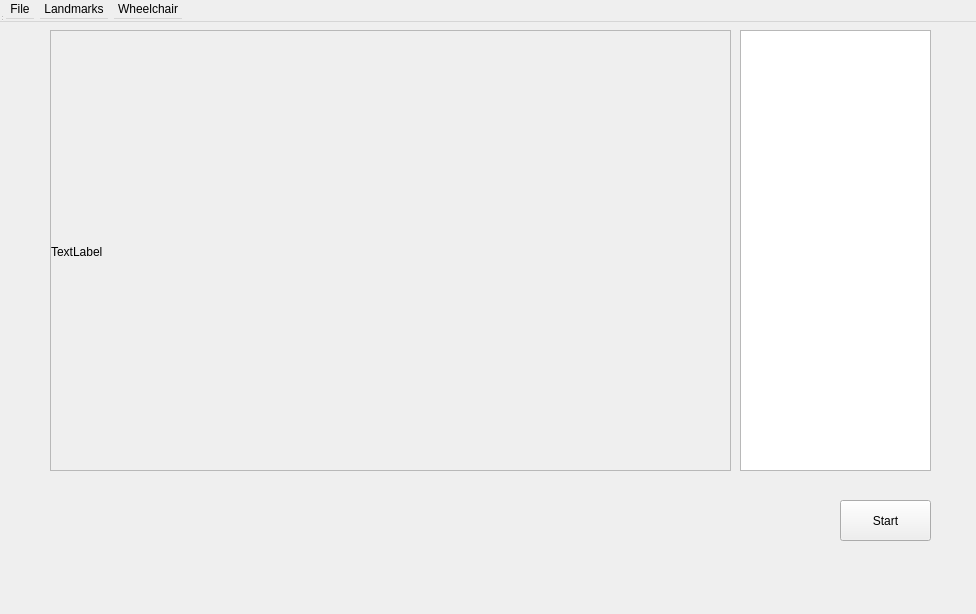
Old version of the form src/wheelchair_plugin/mainwindow.ui in the repository joaorpsgomes/wheelchair_plugin.
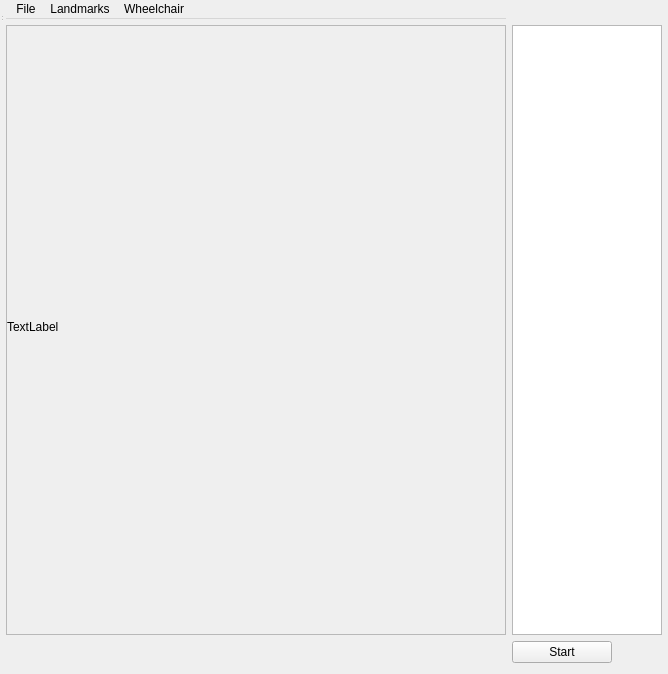
New version of the form.

Commit message: Window Resizable closes #9

The edit to the form file:
```diff
--- a/src/wheelchair_plugin/mainwindow.ui
+++ b/src/wheelchair_plugin/mainwindow.ui
@@ -2,112 +2,173 @@
 <ui version="4.0">
  <class>MainWindow</class>
  <widget class="QWidget" name="MainWindow">
+  <property name="enabled">
+   <bool>true</bool>
+  </property>
   <property name="geometry">
    <rect>
     <x>0</x>
     <y>0</y>
-    <width>976</width>
-    <height>614</height>
+    <width>668</width>
+    <height>674</height>
    </rect>
   </property>
+  <property name="sizePolicy">
+   <sizepolicy hsizetype="Expanding" vsizetype="Expanding">
+    <horstretch>0</horstretch>
+    <verstretch>0</verstretch>
+   </sizepolicy>
+  </property>
   <property name="windowTitle">
    <string>MainWindow</string>
   </property>
-  <widget class="QWidget" name="centralwidget">
-   <widget class="QScrollArea" name="scrollArea">
-    <property name="geometry">
-     <rect>
-      <x>50</x>
-      <y>30</y>
-      <width>681</width>
-      <height>441</height>
-     </rect>
-    </property>
-    <property name="widgetResizable">
-     <bool>true</bool>
-    </property>
-    <widget class="QWidget" name="scrollAreaWidgetContents">
-     <property name="geometry">
-      <rect>
-       <x>0</x>
-       <y>0</y>
-       <width>679</width>
-       <height>439</height>
-      </rect>
+  <layout class="QGridLayout" name="gridLayout">
+   <property name="leftMargin">
+    <number>6</number>
+   </property>
+   <property name="topMargin">
+    <number>0</number>
+   </property>
+   <property name="rightMargin">
+    <number>6</number>
+   </property>
+   <item row="0" column="0">
+    <widget class="QMenuBar" name="menubar">
+     <widget class="QMenu" name="menuasd">
+      <property name="title">
+       <string>File</string>
+      </property>
+      <addaction name="actionsd"/>
+      <addaction name="actionOpen_Landmarks"/>
+     </widget>
+     <widget class="QMenu" name="menuLandmarks">
+      <property name="title">
+       <string>Landmarks</string>
+      </property>
+      <addaction name="actionAdd_Landmark"/>
+      <addaction name="actionDelete_Landmark"/>
+     </widget>
+     <widget class="QMenu" name="menuWheelchair">
+      <property name="title">
+       <string>Wheelchair</string>
+      </property>
+      <addaction name="actionSet_Wheelchair_Pose"/>
+     </widget>
+     <addaction name="menuasd"/>
+     <addaction name="menuLandmarks"/>
+     <addaction name="menuWheelchair"/>
+    </widget>
+   </item>
+   <item row="2" column="1">
+    <widget class="QListView" name="List_points">
+     <property name="sizePolicy">
+      <sizepolicy hsizetype="Expanding" vsizetype="Expanding">
+       <horstretch>0</horstretch>
+       <verstretch>0</verstretch>
+      </sizepolicy>
      </property>
-     <widget class="QLabel" name="label_Map_image">
+     <property name="minimumSize">
+      <size>
+       <width>150</width>
+       <height>500</height>
+      </size>
+     </property>
+     <property name="maximumSize">
+      <size>
+       <width>150</width>
+       <height>16777215</height>
+      </size>
+     </property>
+    </widget>
+   </item>
+   <item row="2" column="0">
+    <widget class="QScrollArea" name="scrollArea">
+     <property name="minimumSize">
+      <size>
+       <width>500</width>
+       <height>500</height>
+      </size>
+     </property>
+     <property name="widgetResizable">
+      <bool>true</bool>
+     </property>
+     <widget class="QWidget" name="scrollAreaWidgetContents_8">
       <property name="geometry">
        <rect>
         <x>0</x>
         <y>0</y>
-        <width>681</width>
-        <height>441</height>
+        <width>498</width>
+        <height>604</height>
        </rect>
       </property>
-      <property name="text">
-       <string>TextLabel</string>
-      </property>
+      <widget class="QLabel" name="label_Map_image">
+       <property name="geometry">
+        <rect>
+         <x>0</x>
+         <y>0</y>
+         <width>501</width>
+         <height>601</height>
+        </rect>
+       </property>
+       <property name="sizePolicy">
+        <sizepolicy hsizetype="Preferred" vsizetype="Preferred">
+         <horstretch>0</horstretch>
+         <verstretch>0</verstretch>
+        </sizepolicy>
+       </property>
+       <property name="minimumSize">
+        <size>
+         <width>0</width>
+         <height>0</height>
+        </size>
+       </property>
+       <property name="text">
+        <string>TextLabel</string>
+       </property>
+      </widget>
      </widget>
     </widget>
-   </widget>
-   <widget class="QListWidget" name="List_points">
-    <property name="geometry">
-     <rect>
-      <x>740</x>
-      <y>30</y>
-      <width>191</width>
-      <height>441</height>
-     </rect>
-    </property>
-   </widget>
-   <widget class="QPushButton" name="Button_Start">
-    <property name="geometry">
-     <rect>
-      <x>840</x>
-      <y>500</y>
-      <width>91</width>
-      <height>41</height>
-     </rect>
-    </property>
-    <property name="text">
-     <string>Start</string>
-    </property>
-   </widget>
-  </widget>
-  <widget class="QMenuBar" name="menubar">
+   </item>
+   <item row="3" column="1">
+    <widget class="QPushButton" name="Button_Start">
+     <property name="sizePolicy">
+      <sizepolicy hsizetype="Fixed" vsizetype="Fixed">
+       <horstretch>0</horstretch>
+       <verstretch>0</verstretch>
+      </sizepolicy>
+     </property>
+     <property name="minimumSize">
+      <size>
+       <width>100</width>
+       <height>0</height>
+      </size>
+     </property>
+     <property name="text">
+      <string>Start</string>
+     </property>
+    </widget>
+   </item>
+  </layout>
+  <widget class="QStatusBar" name="statusbar">
    <property name="geometry">
     <rect>
      <x>0</x>
      <y>0</y>
-     <width>976</width>
+     <width>3</width>
      <height>22</height>
     </rect>
    </property>
-   <widget class="QMenu" name="menuFile">
-    <property name="title">
-     <string>File</string>
-    </property>
-    <addaction name="actionOpen_landmarks"/>
-    <addaction name="actionSave_landmarks"/>
-   </widget>
-   <widget class="QMenu" name="menuLandmarks">
-    <property name="title">
-     <string>Landmarks</string>
-    </property>
-    <addaction name="actionAdd_Landmark"/>
-    <addaction name="actionDelete_Landmark"/>
-   </widget>
-   <widget class="QMenu" name="menuWheelchair">
-    <property name="title">
-     <string>Wheelchair</string>
-    </property>
-    <addaction name="actionSet_wheelchair_pose"/>
-   </widget>
-   <addaction name="menuFile"/>
-   <addaction name="menuLandmarks"/>
-   <addaction name="menuWheelchair"/>
   </widget>
-  <widget class="QStatusBar" name="statusbar"/>
+  <action name="actionsd">
+   <property name="text">
+    <string>Save LandMarks</string>
+   </property>
+  </action>
+  <action name="actionOpen_Landmarks">
+   <property name="text">
+    <string>Open Landmarks</string>
+   </property>
+  </action>
   <action name="actionAdd_Landmark">
    <property name="text">
     <string>Add Landmark</string>
@@ -118,19 +179,9 @@
     <string>Delete Landmark</string>
    </property>
   </action>
-  <action name="actionOpen_landmarks">
+  <action name="actionSet_Wheelchair_Pose">
    <property name="text">
-    <string>Open landmarks</string>
-   </property>
-  </action>
-  <action name="actionSave_landmarks">
-   <property name="text">
-    <string>Save landmarks</string>
-   </property>
-  </action>
-  <action name="actionSet_wheelchair_pose">
-   <property name="text">
-    <string>Set wheelchair pose</string>
+    <string>Set Wheelchair Pose</string>
    </property>
   </action>
  </widget>
```
The commit also changes 1 other file.
